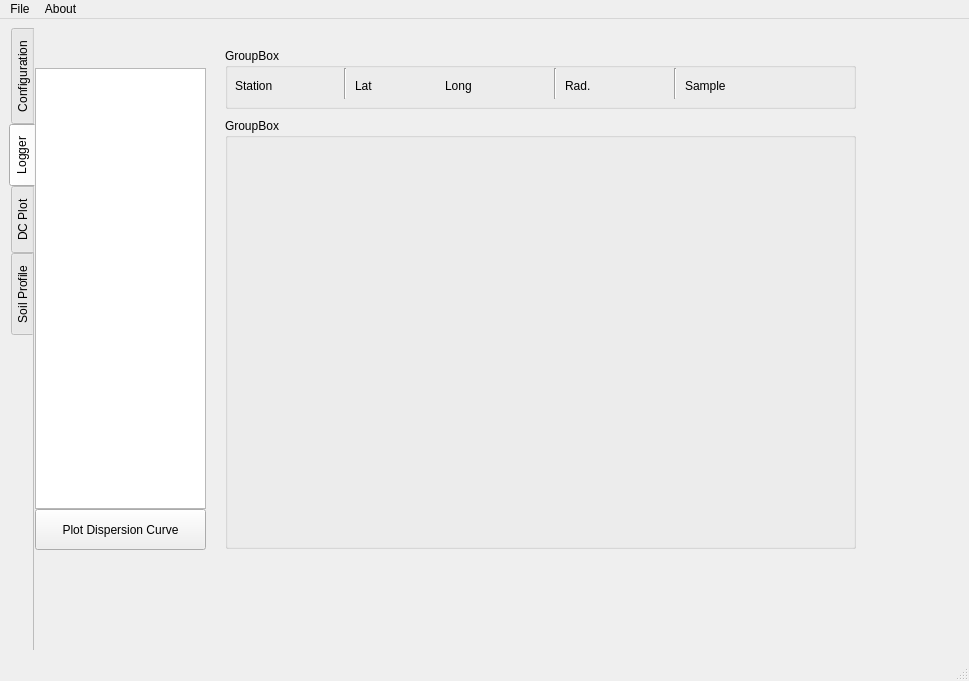
The window that untitled.ui (Tirawatscu/gVwave001) describes before a commit, drawn with Qt 5.
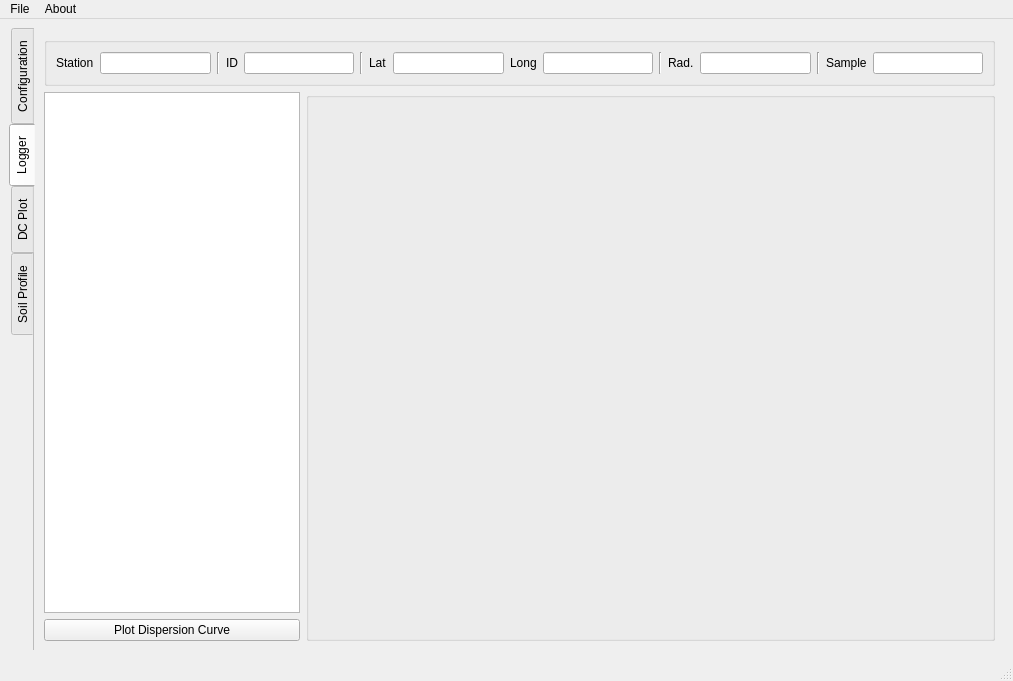
The same window after the commit. The open tabs and pages were chosen to show the change. Custom widgets are drawn as their Qt base class.

Diff of the .ui file:
```diff
--- a/untitled.ui
+++ b/untitled.ui
@@ -6,7 +6,7 @@
    <rect>
     <x>0</x>
     <y>0</y>
-    <width>969</width>
+    <width>1013</width>
     <height>681</height>
    </rect>
   </property>
@@ -433,189 +433,165 @@
        <attribute name="title">
         <string>Logger</string>
        </attribute>
-       <widget class="QTableWidget" name="tableWidget">
-        <property name="geometry">
-         <rect>
-          <x>0</x>
-          <y>40</y>
-          <width>171</width>
-          <height>441</height>
-         </rect>
-        </property>
-       </widget>
+       <layout class="QGridLayout" name="gridLayout_7">
+        <item row="0" column="0" colspan="2">
        <widget class="QGroupBox" name="groupBox_4">
-        <property name="geometry">
-         <rect>
-          <x>190</x>
-          <y>20</y>
-          <width>631</width>
-          <height>61</height>
-         </rect>
-        </property>
         <property name="title">
-         <string>GroupBox</string>
-        </property>
+           <string/>
+          </property>
+          <layout class="QHBoxLayout" name="horizontalLayout_2">
+           <item>
         <widget class="QLabel" name="label_8">
-         <property name="geometry">
-          <rect>
-           <x>10</x>
-           <y>30</y>
-           <width>51</width>
-           <height>16</height>
-          </rect>
+             <property name="sizePolicy">
+              <sizepolicy hsizetype="Maximum" vsizetype="Preferred">
+               <horstretch>0</horstretch>
+               <verstretch>0</verstretch>
+              </sizepolicy>
          </property>
          <property name="text">
           <string>Station</string>
          </property>
         </widget>
+           </item>
+           <item>
+            <widget class="QLineEdit" name="station_Out">
+             <property name="sizePolicy">
+              <sizepolicy hsizetype="Expanding" vsizetype="Fixed">
+               <horstretch>0</horstretch>
+               <verstretch>0</verstretch>
+              </sizepolicy>
+             </property>
+            </widget>
+           </item>
+           <item>
+            <widget class="Line" name="line_4">
+             <property name="orientation">
+              <enum>Qt::Vertical</enum>
+             </property>
+            </widget>
+           </item>
+           <item>
+            <widget class="QLabel" name="label_14">
+             <property name="text">
+              <string>ID</string>
+             </property>
+            </widget>
+           </item>
+           <item>
+            <widget class="QLineEdit" name="id_Out"/>
+           </item>
+           <item>
         <widget class="Line" name="line">
-         <property name="geometry">
-          <rect>
-           <x>110</x>
-           <y>20</y>
-           <width>20</width>
-           <height>31</height>
-          </rect>
-         </property>
          <property name="orientation">
           <enum>Qt::Vertical</enum>
          </property>
         </widget>
+           </item>
+           <item>
         <widget class="QLabel" name="label_9">
-         <property name="geometry">
-          <rect>
-           <x>130</x>
-           <y>30</y>
-           <width>21</width>
-           <height>16</height>
-          </rect>
+             <property name="sizePolicy">
+              <sizepolicy hsizetype="Maximum" vsizetype="Preferred">
+               <horstretch>0</horstretch>
+               <verstretch>0</verstretch>
+              </sizepolicy>
          </property>
          <property name="text">
           <string>Lat</string>
          </property>
         </widget>
+           </item>
+           <item>
+            <widget class="QLineEdit" name="lat_Out"/>
+           </item>
+           <item>
         <widget class="QLabel" name="label_10">
-         <property name="geometry">
-          <rect>
-           <x>220</x>
-           <y>30</y>
-           <width>31</width>
-           <height>16</height>
-          </rect>
+             <property name="sizePolicy">
+              <sizepolicy hsizetype="Maximum" vsizetype="Preferred">
+               <horstretch>0</horstretch>
+               <verstretch>0</verstretch>
+              </sizepolicy>
          </property>
          <property name="text">
           <string>Long</string>
          </property>
         </widget>
+           </item>
+           <item>
+            <widget class="QLineEdit" name="long_Out"/>
+           </item>
+           <item>
         <widget class="Line" name="line_2">
-         <property name="geometry">
-          <rect>
-           <x>320</x>
-           <y>20</y>
-           <width>20</width>
-           <height>31</height>
-          </rect>
-         </property>
          <property name="orientation">
           <enum>Qt::Vertical</enum>
          </property>
         </widget>
+           </item>
+           <item>
         <widget class="QLabel" name="label_11">
-         <property name="geometry">
-          <rect>
-           <x>340</x>
-           <y>30</y>
-           <width>31</width>
-           <height>16</height>
-          </rect>
-         </property>
          <property name="text">
           <string>Rad.</string>
          </property>
         </widget>
+           </item>
+           <item>
+            <widget class="QLineEdit" name="rad_Out"/>
+           </item>
+           <item>
         <widget class="Line" name="line_3">
-         <property name="geometry">
-          <rect>
-           <x>440</x>
-           <y>20</y>
-           <width>20</width>
-           <height>31</height>
-          </rect>
-         </property>
          <property name="orientation">
           <enum>Qt::Vertical</enum>
          </property>
         </widget>
+           </item>
+           <item>
         <widget class="QLabel" name="label_12">
-         <property name="geometry">
-          <rect>
-           <x>460</x>
-           <y>30</y>
-           <width>51</width>
-           <height>16</height>
-          </rect>
-         </property>
          <property name="text">
           <string>Sample</string>
          </property>
         </widget>
-       </widget>
+           </item>
+           <item>
+            <widget class="QLineEdit" name="sample_Out"/>
+           </item>
+          </layout>
+         </widget>
+        </item>
+        <item row="1" column="0">
+         <widget class="QTableWidget" name="tableWidget">
+          <property name="sizePolicy">
+           <sizepolicy hsizetype="Maximum" vsizetype="Expanding">
+            <horstretch>30</horstretch>
+            <verstretch>0</verstretch>
+           </sizepolicy>
+          </property>
+         </widget>
+        </item>
+        <item row="1" column="1" rowspan="2">
        <widget class="QGroupBox" name="groupBox_5">
-        <property name="geometry">
-         <rect>
-          <x>190</x>
-          <y>90</y>
-          <width>631</width>
-          <height>431</height>
-         </rect>
-        </property>
         <property name="title">
-         <string>GroupBox</string>
-        </property>
-        <widget class="PlotWidget" name="Wave1_2" native="true">
-         <property name="geometry">
-          <rect>
-           <x>10</x>
-           <y>40</y>
-           <width>601</width>
-           <height>121</height>
-          </rect>
-         </property>
-        </widget>
-        <widget class="PlotWidget" name="Wave1_3" native="true">
-         <property name="geometry">
-          <rect>
-           <x>10</x>
-           <y>170</y>
-           <width>601</width>
-           <height>121</height>
-          </rect>
-         </property>
-        </widget>
-        <widget class="PlotWidget" name="Wave1_4" native="true">
-         <property name="geometry">
-          <rect>
-           <x>10</x>
-           <y>300</y>
-           <width>601</width>
-           <height>121</height>
-          </rect>
-         </property>
-        </widget>
-       </widget>
-       <widget class="QPushButton" name="pushButton_3">
-        <property name="geometry">
-         <rect>
-          <x>0</x>
-          <y>481</y>
-          <width>171</width>
-          <height>41</height>
-         </rect>
-        </property>
+           <string/>
+          </property>
+          <layout class="QGridLayout" name="gridLayout_6">
+           <item row="0" column="0">
+            <widget class="PlotWidget" name="Wave1_2" native="true"/>
+           </item>
+           <item row="1" column="0">
+            <widget class="PlotWidget" name="Wave1_3" native="true"/>
+           </item>
+           <item row="2" column="0">
+            <widget class="PlotWidget" name="Wave1_4" native="true"/>
+           </item>
+          </layout>
+         </widget>
+        </item>
+        <item row="2" column="0">
+         <widget class="QPushButton" name="dsPlot">
         <property name="text">
          <string>Plot Dispersion Curve</string>
         </property>
        </widget>
+        </item>
+       </layout>
       </widget>
       <widget class="QWidget" name="tab_2">
        <attribute name="title">
@@ -649,7 +625,7 @@
     <rect>
      <x>0</x>
      <y>0</y>
-     <width>969</width>
+     <width>1013</width>
      <height>24</height>
     </rect>
    </property>
```
Left out of the diff: 45 changed lines with no effect on the pictures. Lines whose indentation alone changed are shown as unchanged.
